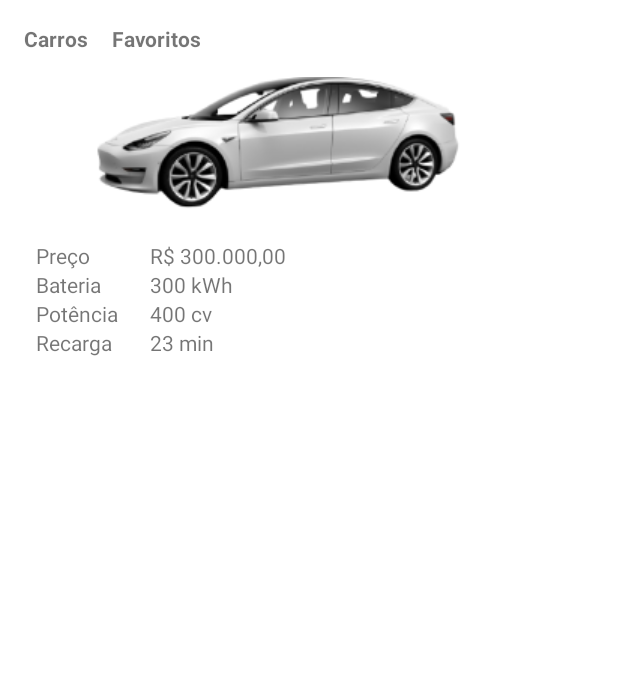
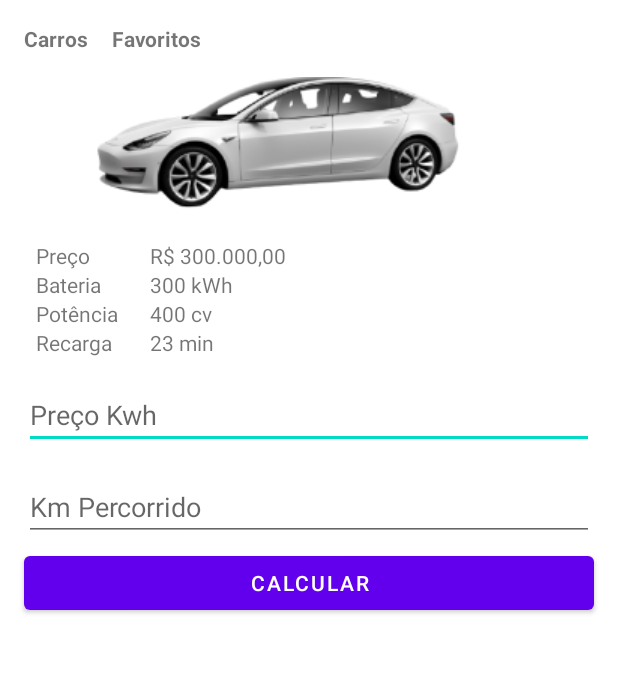
Before and after one commit to ricardodbianco/eletric-car-app, an Android app: the screen it shows after launch (MainActivity), on a phone screen of 412 x 824 dp, the part 157-830 px from its top. Run offline under Robolectric (Android 15) with nearby library versions, the phone set to English and light mode, and no system bars.

Commit message:
atualização projeto (adicionado algumas funções

```diff
--- a/app/src/main/java/com/example/eletricarapp/MainActivity.kt
+++ b/app/src/main/java/com/example/eletricarapp/MainActivity.kt
@@ -2,10 +2,54 @@ package com.example.eletricarapp
 
 import androidx.appcompat.app.AppCompatActivity
 import android.os.Bundle
+import android.util.Log
+import android.widget.Button
+import android.widget.EditText
+import android.widget.TextView
 
 class MainActivity : AppCompatActivity() {
+    lateinit var preco: EditText
+    lateinit var btnCalcular: Button
+    lateinit var kmPercorrido: EditText
+    lateinit var resultado: TextView
+
     override fun onCreate(savedInstanceState: Bundle?) {
         super.onCreate(savedInstanceState)
         setContentView(R.layout.activity_main)
+        setupView()
+        setupListeners()
+    }
+
+    fun setupView() {
+        preco = findViewById(R.id.et_preco_kwh)
+        btnCalcular = findViewById(R.id.btn_calcular)
+        kmPercorrido = findViewById(R.id.et_km_percorrido)
+        resultado = findViewById(R.id.tv_resultado)
+    }
+
+    fun setupListeners() {
+        btnCalcular.setOnClickListener {
+            calcular()
+
+        }
+    }
+
+    fun calcular() {
+        val preco = preco.text.toString().toFloat()
+        val km = kmPercorrido.text.toString().toFloat()
+
+        val result = preco / km
+
+        resultado.text = result.toString()
+
     }
 }
+
+
+
+/*R. (Resource): no Android, tudo que é referenciado a tela, ele cria um identificador
+único (id) para ela*/
+
+/* Log.d("Resultado -> ", resultado.toString())
+    Log.d("Preço -> ", preco.toString())
+    Log.d("Km Percorrido -> ", km.toString())*/
--- a/app/src/main/res/layout/activity_main.xml
+++ b/app/src/main/res/layout/activity_main.xml
@@ -91,6 +91,13 @@
         app:layout_constraintTop_toBottomOf="@+id/tv_bateria" />
 
     <TextView
+        android:id="@+id/tv_resultado"
+        android:layout_width="wrap_content"
+        android:layout_height="wrap_content"
+        app:layout_constraintStart_toStartOf="@+id/btn_calcular"
+        app:layout_constraintTop_toBottomOf="@+id/btn_calcular"/>
+
+    <TextView
         android:id="@+id/tv_potencia_value"
         android:layout_width="wrap_content"
         android:layout_height="wrap_content"
@@ -117,7 +124,58 @@
         app:layout_constraintStart_toEndOf="@id/tv_recarga"
         app:layout_constraintTop_toTopOf="@+id/tv_recarga" />
 
+    <EditText
+        android:id="@+id/et_preco_kwh"
+        android:layout_width="0dp"
+        android:layout_height="wrap_content"
+        android:layout_margin="16dp"
+        android:ems="10"
+        android:hint="@string/preco_kwh"
+        android:inputType="numberDecimal"
+        app:layout_constraintEnd_toEndOf="parent"
+        app:layout_constraintStart_toStartOf="parent"
+        app:layout_constraintTop_toBottomOf="@+id/tv_recarga_value"
+        android:maxLength="10"/>
+
+    <EditText
+        android:id="@+id/et_km_percorrido"
+        android:layout_width="0dp"
+        android:layout_height="wrap_content"
+        android:layout_margin="16dp"
+        android:layout_marginTop="4dp"
+        android:hint="@string/km_percorrido"
+        android:maxLength="10"
+        android:inputType="numberDecimal"
+        app:layout_constraintTop_toBottomOf="@id/et_preco_kwh"
+        app:layout_constraintStart_toStartOf="parent"
+        app:layout_constraintEnd_toEndOf="parent"/>
+
+    <Button
+        android:id="@+id/btn_calcular"
+        android:layout_width="0dp"
+        android:layout_height="wrap_content"
+        android:layout_marginTop="4dp"
+        app:layout_constraintTop_toBottomOf="@id/et_km_percorrido"
+        app:layout_constraintStart_toStartOf="@id/et_km_percorrido"
+        app:layout_constraintEnd_toEndOf="@id/et_km_percorrido"
+        android:text="@string/calcular"/>
 
     <!--sp = fonte / dp = componentes visuais -->
 
+    <!--Radio Button: é o botão de ação, onde você consegue definir valores para eles,
+     de forma clicável e previsível. Ele é composto por um Radio Group.-->
+
+    <!--Checkbox: "caixas selicionáveis" onde podemos selecionar multiplas opções. -->
+
+    <!--Switch: funciona como liga/desliga (como um interruptor, por exemplo),
+     através de um valor booleano (true/false).-->
+
+    <!--Spinner: oferecem uma forma rápida de selecionar um valor de um conjunto.
+     No estado padrão, um ícone de carregamento mostra o valor selecionado naquele
+     momento. Um toque no ícone de carregamento mostra um menu suspenso com todos os
+     outros valores disponíveis. Neles, o usuário pode selecionar um novo valor.
+     Pode ser usado com "android:entries="@array/-->
+
+
+
 </androidx.constraintlayout.widget.ConstraintLayout>
--- a/app/src/main/res/values/strings.xml
+++ b/app/src/main/res/values/strings.xml
@@ -7,4 +7,7 @@
     <string name="bateria">Bateria</string>
     <string name="potencia">Potência</string>
     <string name="recarga">Recarga</string>
+    <string name="preco_kwh">Preço Kwh</string>
+    <string name="km_percorrido">Km Percorrido</string>
+    <string name="calcular">Calcular</string>
 </resources>
```
